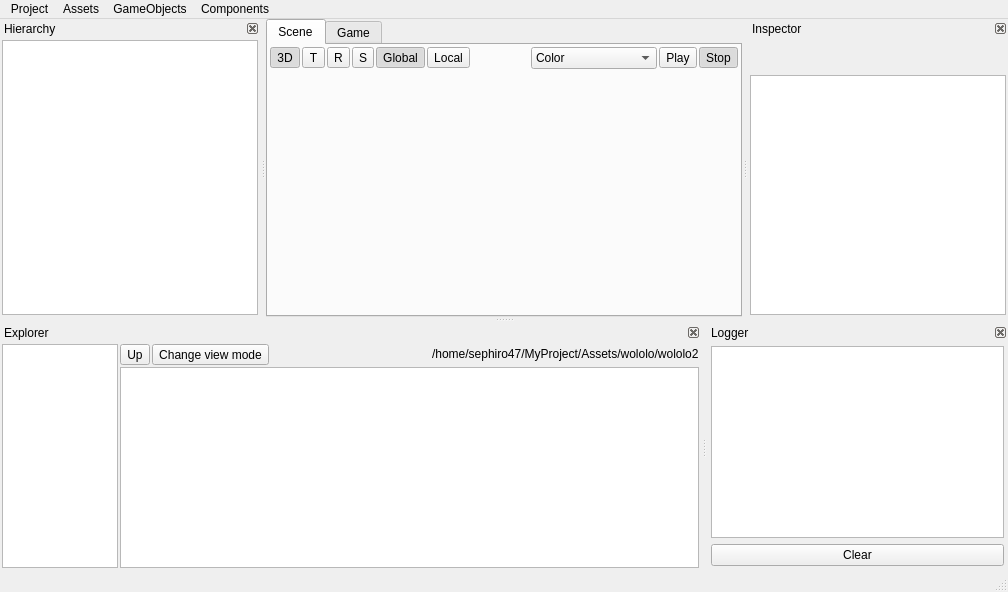
The window that EngineAssets/EditorWindow.ui (Bang3DEngine/OldBang) describes before a commit, drawn with Qt 5.
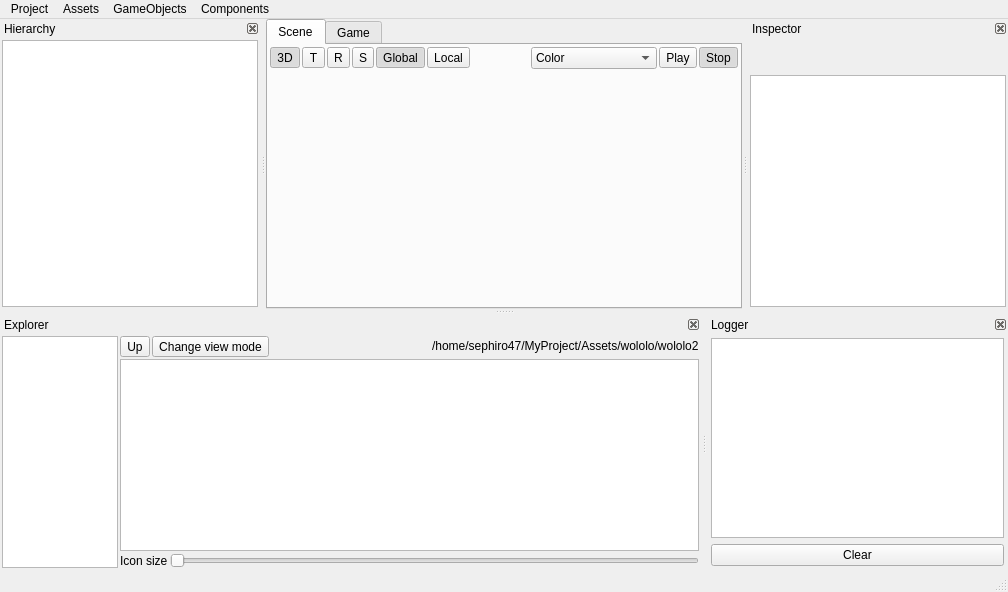
The same window after the commit. Icons and pictures are not drawn. Custom widgets are drawn as their Qt base class.

Commit message: Added useless slider to Explorer ftm

The edit to the form file:
```diff
--- a/EngineAssets/EditorWindow.ui
+++ b/EngineAssets/EditorWindow.ui
@@ -726,7 +726,7 @@
         </widget>
        </item>
        <item>
-        <layout class="QVBoxLayout" name="verticalLayout_7" stretch="0,9999">
+        <layout class="QVBoxLayout" name="verticalLayout_7" stretch="0,9999,0">
          <property name="spacing">
           <number>2</number>
          </property>
@@ -828,6 +828,24 @@
            </property>
           </widget>
          </item>
+         <item>
+          <layout class="QHBoxLayout" name="horizontalLayout_2">
+           <item>
+            <widget class="QLabel" name="label">
+             <property name="text">
+              <string>Icon size</string>
+             </property>
+            </widget>
+           </item>
+           <item>
+            <widget class="QSlider" name="sliderExplorerIconSize">
+             <property name="orientation">
+              <enum>Qt::Horizontal</enum>
+             </property>
+            </widget>
+           </item>
+          </layout>
+         </item>
         </layout>
        </item>
       </layout>
```
Left out of the diff: 2 changed lines with no effect on the pictures.
